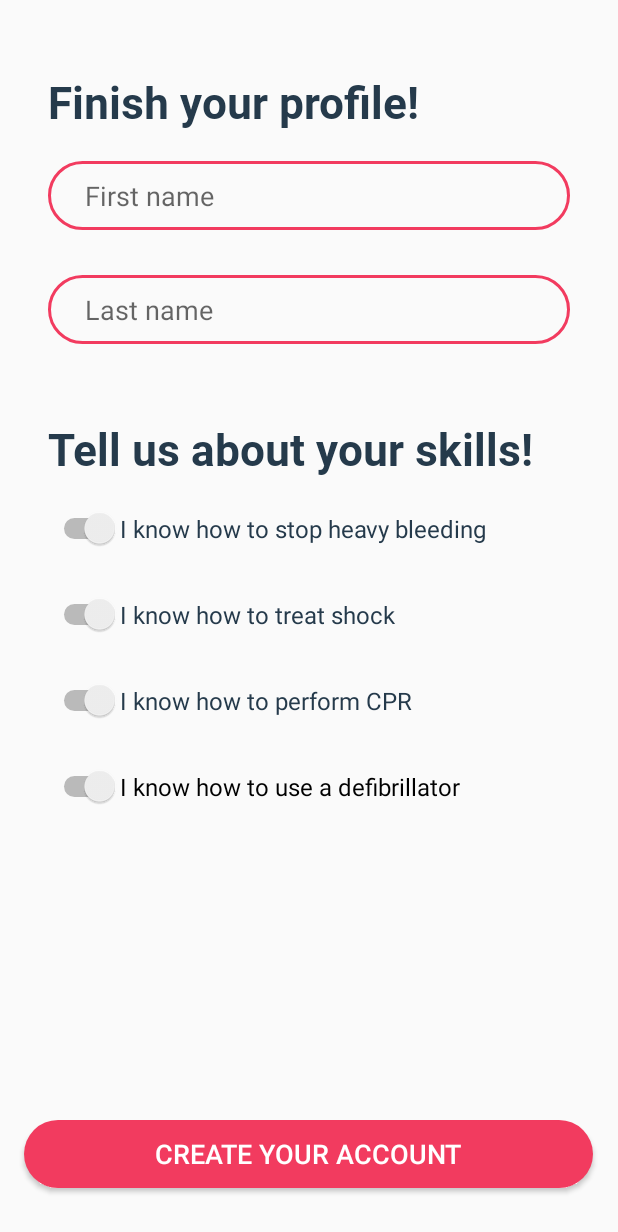
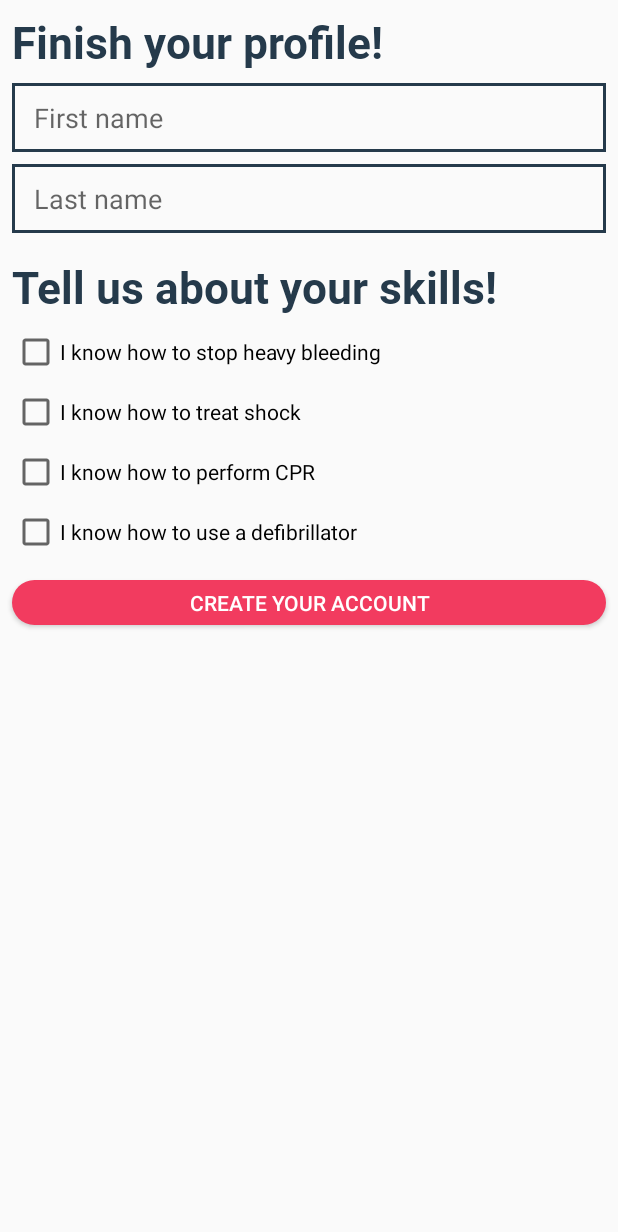
Before and after one commit to itsUndefined/FirstResponder, an Android app: the RegisterActivity screen opened directly, with no data from a screen before it, on a phone screen of 412 x 824 dp. Shown: the top 1232 px of the screen. Run offline under Robolectric (Android 15) with nearby library versions, the phone set to English and light mode, and no system bars.

Commit message:
Responsive for my work done

```diff
--- a/mobile/app/src/main/res/drawable/input_form.xml
+++ b/mobile/app/src/main/res/drawable/input_form.xml
@@ -1,6 +1,7 @@
 <?xml version="1.0" encoding="utf-8"?>
 <shape android:shape="rectangle" xmlns:android="http://schemas.android.com/apk/res/android">
-    <corners android:radius="50sp"/>
-    <padding android:left="25sp"/>
-    <stroke android:width="2dp" android:color="@color/colorAccent"/>
+    <!--<corners android:radius="50sp"/>-->
+    <padding android:left="15sp"/>
+    <stroke android:width="2dp" android:color="@color/colorPrimaryDark"/>
+    <!--<solid android:color="@color/formPrimary"/>-->
 </shape>
--- a/mobile/app/src/main/res/layout/activity_register.xml
+++ b/mobile/app/src/main/res/layout/activity_register.xml
@@ -8,165 +8,134 @@
 
     <TextView
         android:id="@+id/textView7"
-        android:layout_width="wrap_content"
+        android:layout_width="match_parent"
         android:layout_height="wrap_content"
-        android:layout_marginStart="32dp"
-        android:layout_marginTop="48dp"
-        android:layout_marginEnd="32dp"
+        android:layout_marginStart="8dp"
+        android:layout_marginTop="8dp"
+        android:layout_marginEnd="8dp"
         android:fontFamily="@font/roboto_bold"
         android:text="@string/registerActivity_title1"
+        android:textColor="@color/colorPrimaryDark"
         android:textSize="29sp"
-        android:textColor="@color/colorPrimaryDark"
-        app:layout_constraintBottom_toTopOf="@+id/button2"
         app:layout_constraintEnd_toEndOf="parent"
         app:layout_constraintHorizontal_bias="0.0"
         app:layout_constraintStart_toStartOf="parent"
-        app:layout_constraintTop_toTopOf="parent"
-        app:layout_constraintVertical_bias="0.0" />
+        app:layout_constraintTop_toTopOf="parent" />
 
     <EditText
         android:id="@+id/editText2"
-        android:layout_width="348dp"
+        android:layout_width="match_parent"
         android:layout_height="46dp"
-        android:layout_marginStart="32dp"
-        android:layout_marginTop="20dp"
-        android:layout_marginEnd="32dp"
+        android:layout_marginStart="8dp"
+        android:layout_marginTop="8dp"
+        android:layout_marginEnd="8dp"
         android:background="@drawable/input_form"
         android:ems="10"
         android:hint="@string/registerActivity_fname"
         android:inputType="textPersonName"
         android:textColor="@color/colorPrimaryDark"
-        app:layout_constraintBottom_toTopOf="@+id/button2"
         app:layout_constraintEnd_toEndOf="parent"
         app:layout_constraintStart_toStartOf="parent"
-        app:layout_constraintTop_toBottomOf="@+id/textView7"
-        app:layout_constraintVertical_bias="0.0" />
+        app:layout_constraintTop_toBottomOf="@+id/textView7" />
 
     <EditText
         android:id="@+id/editText3"
-        android:layout_width="348sp"
+        android:layout_width="match_parent"
         android:layout_height="46sp"
-        android:layout_marginStart="32dp"
-        android:layout_marginTop="30dp"
-        android:layout_marginEnd="32dp"
-        android:layout_marginBottom="404dp"
+        android:layout_marginStart="8dp"
+        android:layout_marginTop="8dp"
+        android:layout_marginEnd="8dp"
         android:background="@drawable/input_form"
         android:ems="10"
         android:hint="@string/registerActivity_lname"
         android:inputType="textPersonName"
         android:textColor="@color/colorPrimaryDark"
-        app:layout_constraintBottom_toTopOf="@+id/button2"
         app:layout_constraintEnd_toEndOf="parent"
         app:layout_constraintStart_toStartOf="parent"
-        app:layout_constraintTop_toBottomOf="@+id/editText2"
-        app:layout_constraintVertical_bias="0.0" />
+        app:layout_constraintTop_toBottomOf="@+id/editText2" />
 
     <TextView
         android:id="@+id/textView8"
-        android:layout_width="wrap_content"
+        android:layout_width="match_parent"
         android:layout_height="wrap_content"
-        android:layout_marginStart="32dp"
-        android:layout_marginTop="50dp"
-        android:layout_marginEnd="32dp"
+        android:layout_marginStart="8dp"
+        android:layout_marginTop="16dp"
+        android:layout_marginEnd="8dp"
         android:fontFamily="@font/roboto_bold"
         android:text="@string/registerActivity_title2"
+        android:textColor="@color/colorPrimaryDark"
         android:textSize="29sp"
-        android:textColor="@color/colorPrimaryDark"
-        app:layout_constraintBottom_toTopOf="@+id/button2"
         app:layout_constraintEnd_toEndOf="parent"
         app:layout_constraintHorizontal_bias="0.0"
         app:layout_constraintStart_toStartOf="parent"
-        app:layout_constraintTop_toBottomOf="@+id/editText3"
-        app:layout_constraintVertical_bias="0.0" />
+        app:layout_constraintTop_toBottomOf="@+id/editText3" />
 
-    <Switch
-        android:id="@+id/switch1"
-        android:layout_width="wrap_content"
-        android:layout_height="wrap_content"
-        android:layout_marginStart="32dp"
-        android:layout_marginTop="20dp"
-        android:layout_marginEnd="32dp"
-        android:layoutDirection="rtl"
-        android:text="@string/registerActivity_skill1"
-        android:textColor="@color/colorPrimaryDark"
-        android:textSize="16sp"
-        app:layout_constraintBottom_toTopOf="@+id/button2"
+    <Button
+        android:id="@+id/button2"
+        android:layout_width="match_parent"
+        android:layout_height="30dp"
+        android:layout_marginStart="8dp"
+        android:layout_marginTop="16dp"
+        android:layout_marginEnd="8dp"
+        android:background="@drawable/button"
+        android:text="@string/registerActivity_button"
+        android:textColor="@color/colorPrimary"
+        android:textSize="14sp"
         app:layout_constraintEnd_toEndOf="parent"
         app:layout_constraintHorizontal_bias="0.0"
         app:layout_constraintStart_toStartOf="parent"
-        app:layout_constraintTop_toBottomOf="@+id/textView8"
-        app:layout_constraintVertical_bias="0.0" />
+        app:layout_constraintTop_toBottomOf="@+id/checkBox4" />
 
-    <Switch
-        android:id="@+id/switch2"
-        android:layout_width="wrap_content"
+    <CheckBox
+        android:id="@+id/checkBox3"
+        android:layout_width="match_parent"
         android:layout_height="wrap_content"
-        android:layout_marginStart="32dp"
-        android:layout_marginTop="30dp"
-        android:layout_marginEnd="32dp"
-        android:layoutDirection="rtl"
-        android:text="@string/registerActivity_skill2"
-        android:textColor="@color/colorPrimaryDark"
-        android:textSize="16sp"
-        app:layout_constraintBottom_toTopOf="@+id/button2"
+        android:layout_marginStart="8dp"
+        android:layout_marginTop="8dp"
+        android:layout_marginEnd="8dp"
+        android:text="@string/registerActivity_skill1"
         app:layout_constraintEnd_toEndOf="parent"
         app:layout_constraintHorizontal_bias="0.0"
         app:layout_constraintStart_toStartOf="parent"
-        app:layout_constraintTop_toBottomOf="@+id/switch1"
-        app:layout_constraintVertical_bias="0.0" />
+        app:layout_constraintTop_toBottomOf="@+id/textView8" />
 
-    <Switch
-        android:id="@+id/switch3"
-        android:layout_width="wrap_content"
+    <CheckBox
+        android:id="@+id/checkBox"
+        android:layout_width="match_parent"
         android:layout_height="wrap_content"
-        android:layout_marginStart="32dp"
-        android:layout_marginTop="30dp"
-        android:layout_marginEnd="32dp"
-        android:layoutDirection="rtl"
-        android:text="@string/registerActivity_skill3"
-        android:textColor="@color/colorPrimaryDark"
-        android:textSize="16sp"
-        app:layout_constraintBottom_toTopOf="@+id/button2"
+        android:layout_marginStart="8dp"
+        android:layout_marginTop="8dp"
+        android:layout_marginEnd="8dp"
+        android:text="@string/registerActivity_skill2"
         app:layout_constraintEnd_toEndOf="parent"
         app:layout_constraintHorizontal_bias="0.0"
         app:layout_constraintStart_toStartOf="parent"
-        app:layout_constraintTop_toBottomOf="@+id/switch2"
-        app:layout_constraintVertical_bias="0.0" />
+        app:layout_constraintTop_toBottomOf="@+id/checkBox3" />
 
-    <Switch
-        android:id="@+id/switch4"
-        android:layout_width="wrap_content"
+    <CheckBox
+        android:id="@+id/checkBox2"
+        android:layout_width="match_parent"
         android:layout_height="wrap_content"
-        android:layout_marginStart="32dp"
-        android:layout_marginTop="30dp"
-        android:layout_marginEnd="32dp"
-        android:layoutDirection="rtl"
-        android:text="@string/registerActivity_skill4"
-        android:textSize="16sp"
-        app:layout_constraintBottom_toBottomOf="parent"
+        android:layout_marginStart="8dp"
+        android:layout_marginTop="8dp"
+        android:layout_marginEnd="8dp"
+        android:text="@string/registerActivity_skill3"
         app:layout_constraintEnd_toEndOf="parent"
         app:layout_constraintHorizontal_bias="0.0"
         app:layout_constraintStart_toStartOf="parent"
-        app:layout_constraintTop_toBottomOf="@+id/switch3"
-        app:layout_constraintVertical_bias="0.0" />
+        app:layout_constraintTop_toBottomOf="@+id/checkBox" />
 
-    <Button
-        android:id="@+id/button2"
-        android:layout_width="379dp"
-        android:layout_height="45dp"
-        android:layout_marginStart="16dp"
-        android:layout_marginTop="30dp"
-        android:layout_marginEnd="16dp"
-        android:layout_marginBottom="32dp"
-        android:background="@drawable/button"
-        android:text="@string/registerActivity_button"
-        android:textColor="@color/colorPrimary"
-        android:textSize="18sp"
-        app:layout_constraintBottom_toBottomOf="parent"
+    <CheckBox
+        android:id="@+id/checkBox4"
+        android:layout_width="match_parent"
+        android:layout_height="wrap_content"
+        android:layout_marginStart="8dp"
+        android:layout_marginTop="8dp"
+        android:layout_marginEnd="8dp"
+        android:text="@string/registerActivity_skill4"
         app:layout_constraintEnd_toEndOf="parent"
         app:layout_constraintHorizontal_bias="0.0"
         app:layout_constraintStart_toStartOf="parent"
-        app:layout_constraintTop_toBottomOf="@+id/switch4"
-        app:layout_constraintVertical_bias="1.0" />
+        app:layout_constraintTop_toBottomOf="@+id/checkBox2" />
 
 </androidx.constraintlayout.widget.ConstraintLayout>
```
Also changed, not shown: mobile/app/src/main/res/drawable/drop_down_form.xml (+4 -4 lines), mobile/app/src/main/res/layout/activity_log_in.xml (+42 -33 lines), mobile/app/src/main/res/layout/activity_main.xml (+21 -21 lines), mobile/app/src/main/res/layout/activity_phone_code_submit.xml (+18 -21 lines).
